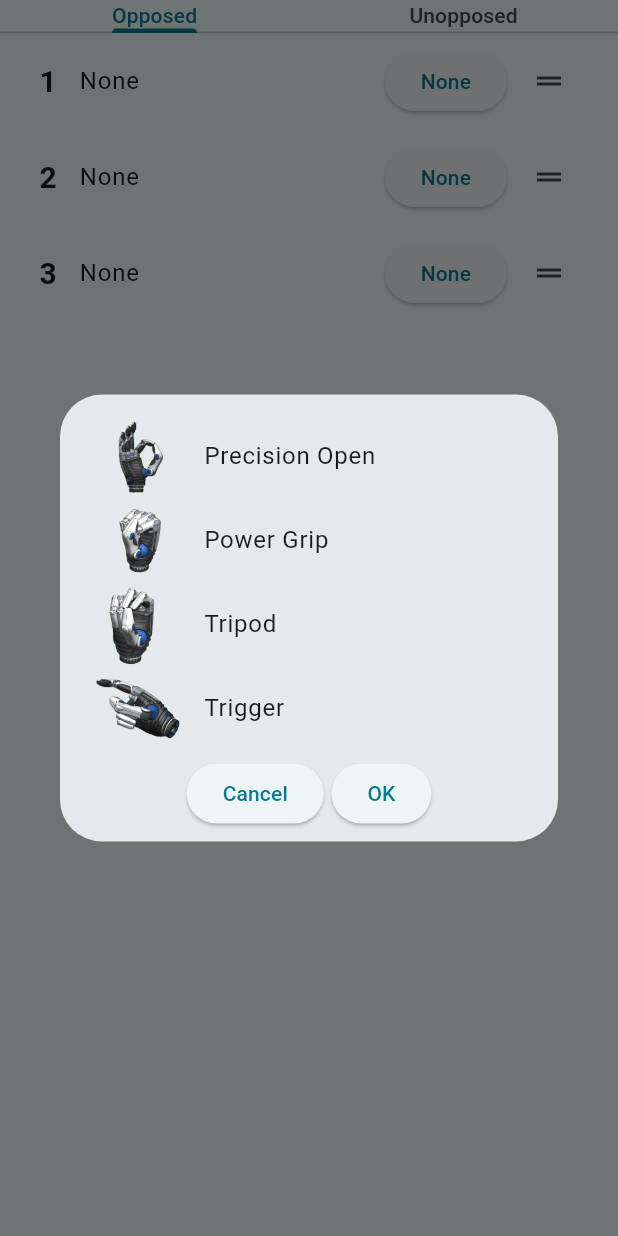
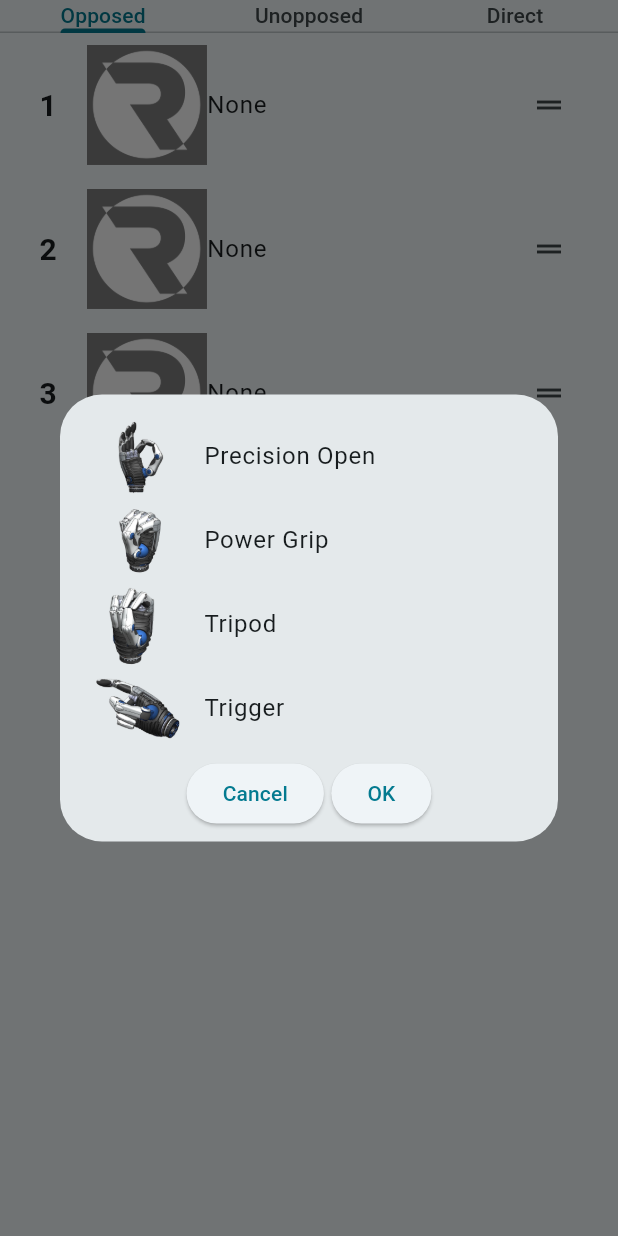
Before and after one commit to ms-840/bionic_interface_new, a Flutter app: the DoubleTypeList widget shown alone on an empty page, opened directly, after a tap on an icon or button, on a phone screen of 412 x 824 dp. Run offline on Flutter 3.47's test engine with Material 3 defaults, Android fonts, the phone set to English and light mode, and no system bars; our stand-ins replace fl_chart, flutter_blue_plus, permission_handler; missing offline and left inert: flutter_reactive_ble.

Commit message:
restructuring and edits for new preferences page

```diff
--- a/lib/screens/grip_preferences.dart
+++ b/lib/screens/grip_preferences.dart
@@ -3,6 +3,8 @@ import 'dart:ui';
 import 'package:provider/provider.dart';
 import 'package:bionic_interface/general_handler.dart';
 import 'package:bionic_interface/grip_trigger_action.dart';
+import 'grip_preferences_auxiliary/grip_dialog.dart';
+import 'grip_preferences_auxiliary/trigger_dialog.dart';
 
 
 class GripSettings2 extends StatelessWidget{
@@ -126,7 +128,26 @@ class SingleTypeList extends StatelessWidget{
 
   @override
   Widget build (BuildContext context){
-    return const ReorderableGripList(listType: "Combined");
+    return const DefaultTabController(
+        length: 2,
+        child:  Column(
+          children: [
+            TabBar(
+              tabs: [
+                Text("Grips"),
+                Text("Direct"),
+              ],
+            ),
+            Expanded(
+              child: TabBarView(
+                children: [
+                  ReorderableGripList(listType: "Combined"),
+                  DirectGripList(),
+                ],
+              ),
+            ),
+          ],
+        ));
   }
 }
 
@@ -135,15 +156,15 @@ class DoubleTypeList extends StatelessWidget{
 
   @override
   Widget build (BuildContext context){
-    //TODO: this should be more like a list view thing
     return const DefaultTabController(
-        length: 2,
+        length: 3,
         child:  Column(
           children: [
              TabBar(
                 tabs: [
                   Text("Opposed"),
                   Text("Unopposed"),
+                  Text("Direct"),
                 ],
             ),
             Expanded(
@@ -151,6 +172,7 @@ class DoubleTypeList extends StatelessWidget{
                   children: [
                     ReorderableGripList(listType: "Opposed"),
                     ReorderableGripList(listType: "Unopposed"),
+                    DirectGripList(),
                   ],
               ),
             ),
@@ -214,18 +236,22 @@ class _ReorderableGripListState extends State<ReorderableGripList>{
       case "Combined":
         _gripList = Map<String,HandAction>.from(generalHandler.currentUser.combinedActions);
         _gripList.remove("Next Grip");
-        allGrips =  generalHandler.gripPatterns;
+        allGrips = Map<String,Grip>.from(generalHandler.gripPatterns);
         allGrips.remove("None");
       default:
         _gripList = Map<String,HandAction>.from(generalHandler.currentUser.combinedActions);
         _gripList.remove("Next Grip");
-        allGrips =  generalHandler.gripPatterns;
+        allGrips =  Map<String,Grip>.from(generalHandler.gripPatterns);
         allGrips.remove("None");
     }
     _items = _gripList.values.toList(); // indeces of this will change
     _actionTitles = _gripList.keys.toList(); //indeces of this will be constant
 
-    return ReorderableListView(
+    return SingleChildScrollView(
+      scrollDirection: Axis.vertical,
+      child: Column(
+        children: [
+          ReorderableListView(
               padding: const EdgeInsets.symmetric(horizontal: 10),
               shrinkWrap: true,
               children: <Widget>[
@@ -238,8 +264,16 @@ class _ReorderableGripListState extends State<ReorderableGripList>{
                      children: [
                        Text(_actionTitles[index].substring(_actionTitles[index].length - 1),
                          style: const TextStyle(fontSize: 20, fontWeight: FontWeight.bold),),
-                 const SizedBox(width: 15,),
-                 Text(generalHandler.currentUser.gripForAction(_actionTitles[index]).name),
+                       const SizedBox(width: 20,),
+                       Image.asset(generalHandler.gripPatterns[generalHandler.currentUser.gripForAction(_actionTitles[index]).name]!.assetLocation,
+                         fit: BoxFit.contain,
+                         height: 80,),
+                       Expanded(
+                         child: SingleChildScrollView(
+                           scrollDirection: Axis.horizontal,
+                             child: Text(generalHandler.currentUser.gripForAction(_actionTitles[index]).name)),
+                       ),
+                       /*
                        const Spacer(),
                        ElevatedButton(
                          onPressed: () async{
@@ -261,6 +295,7 @@ class _ReorderableGripListState extends State<ReorderableGripList>{
                          },
                          child: Text(generalHandler.currentUser.triggerForAction(_actionTitles[index]).name),
                        )
+                       */
                      ],
                     ),
                     onTap: () async{
@@ -288,274 +323,52 @@ class _ReorderableGripListState extends State<ReorderableGripList>{
                   ),
               ],
               onReorder: (int oldIndex, int newIndex){
+                /* how this needs to work:
+                  when reordered, each of the Hand actions needs to to be re-attributed to the action titles
+                  so:
+                  1. figure out the indeces of the old hand action tiles -> that is _items
+                  2. reorder the tiles
+                  3. reattribute
+                 */
+                setState(() {
+                  //Reorder the tiles
+                  if (oldIndex < newIndex) {
+                    newIndex -= 1;
+                  }
+                  final HandAction item = _items.removeAt(oldIndex);
+                  _items.insert(newIndex, item);
+                });
 
+                //reattribute the hand actions to the actions
+                for(var (index, action) in _actionTitles.indexed){
+                  var newGrip = _items[index].grip;
+                  var newTrigger = _items[index].trigger;
+                  generalHandler.updateAction(action, newGrip, newTrigger);
+                }
               },
 
 
+          ),
+        ],
+      ),
     );
   }
 
 }
 
-class TriggerSettingDialog extends StatefulWidget{
+class DirectGripList extends StatefulWidget{
+  const DirectGripList({super.key});
 
-  final String action;
-  final String currentTrigger;
-  final Map<String, Trigger> gripTriggers;
-
-  const TriggerSettingDialog({super.key,
-    required this.action,
-    required this.currentTrigger,
-    required this.gripTriggers,
-  });
 
   @override
-  State<TriggerSettingDialog> createState() => _TriggerSettingsDialog();
-
+  State<DirectGripList> createState() => _DirectGripListState();
 }
 
-class _TriggerSettingsDialog extends State<TriggerSettingDialog>{
-
-  late String _action;
-  late String _currentTrigger;
-  late Map<String, Trigger> _gripTriggers;
-
-  @override
-  void initState(){
-    _action = widget.action;
-    _currentTrigger = widget.currentTrigger;
-    _gripTriggers = widget.gripTriggers;
-  }
-
-  void changeSelectedTrigger(String newTrigger){
-    setState(() {
-      _currentTrigger = newTrigger;
-    });
-  }
+class _DirectGripListState extends State<DirectGripList>{
 
   @override
   Widget build(BuildContext context){
-    var grips = context.watch<GeneralHandler>().gripPatterns;
-    return Dialog(
-      child: Padding(
-        padding: const EdgeInsets.all(8.0),
-        child: Column(
-          mainAxisAlignment: MainAxisAlignment.center,
-          mainAxisSize: MainAxisSize.min,
-          children: [
-            const SizedBox(height: 5,),
-            TriggersList(
-                currentTrigger: _currentTrigger,
-                gripTriggers: _gripTriggers,
-                changeCurrentTrigger: changeSelectedTrigger),
-            const SizedBox(height: 5,),
-            Row(
-              mainAxisAlignment: MainAxisAlignment.center,
-              children: [
-                ElevatedButton(
-                  onPressed: (){
-                    Navigator.pop(context);
-                  },
-                  child: const Text("Cancel"),
-                ),
-                const SizedBox(width: 5,),
-                ElevatedButton(
-                  onPressed: (){
-                    Navigator.pop(context, _currentTrigger);
-                  }, //return the new setting
-                  child: const Text("OK"),
-                ),
-              ],
-            )
-          ],
-        ),
-      ),
-    );
-  }
-}
-
-class TriggersList extends StatefulWidget{
-
-  final String currentTrigger;
-  final Map<String, Trigger> gripTriggers;
-  final Function(String newValue) changeCurrentTrigger;
-
-
-  const TriggersList({super.key,
-    required this.currentTrigger,
-    required this.gripTriggers,
-    required this.changeCurrentTrigger,
-  });
-
-  @override
-  State<TriggersList> createState() => _TriggersList();
-}
-
-class _TriggersList extends State<TriggersList>{
-
-  late String _currentTrigger;
-  late Map<String, Trigger> _gripTriggers;
-
-  @override
-  void initState(){
-    _currentTrigger = widget.currentTrigger;
-    _gripTriggers = widget.gripTriggers;
-  }
-
-  //TODO: ideally this should point out what it is currently used for? and maybe not let you set it? or remove the binding to the other
-  @override
-  Widget build(BuildContext context){
-    return ListView.builder(
-      itemCount: _gripTriggers.length,
-      shrinkWrap: true,
-      itemBuilder: (BuildContext context, int index){
-        String gripTrigger = _gripTriggers.keys.elementAt(index);
-        return ListTile(
-          title: Text(gripTrigger),
-          selected: gripTrigger == _currentTrigger,
-          //selectedColor: Theme.of(context).cardColor,
-          //tileColor: ,
-         // leading: const Text("image?"), //this should be the relevant image
-          visualDensity: const VisualDensity(horizontal: 0.0, vertical: 0.0),
-          onTap: (){
-            setState(() {
-              widget.changeCurrentTrigger(gripTrigger);
-              _currentTrigger = gripTrigger;
-            });
-          },
-
-        );
-      },
-    );
-  }
-}
-
-class GripSettingDialog extends StatefulWidget{
-
-  final String action;
-  final String currentGrip;
-  final Map<String, Grip> grips;
-
-  const GripSettingDialog({super.key,
-    required this.action,
-    required this.currentGrip,
-    required this.grips,
-  });
-
-  @override
-  State<GripSettingDialog> createState() => _GripSettingsDialog();
-
-}
-
-class _GripSettingsDialog extends State<GripSettingDialog>{
-
-  late String _action;
-  late String _currentGrip;
-  late Map<String, Grip> _grips;
-
-  @override
-  void initState(){
-    _action = widget.action;
-    _currentGrip = widget.currentGrip;
-    _grips = widget.grips;
-  }
-
-  void changeSelectedGrip(String newGrip){
-    setState(() {
-      _currentGrip = newGrip;
-    });
-  }
-
-  @override
-  Widget build(BuildContext context){
-    var grips = context.watch<GeneralHandler>().gripPatterns;
-    return Dialog(
-      child: Padding(
-        padding: const EdgeInsets.all(8.0),
-        child: Column(
-          mainAxisAlignment: MainAxisAlignment.center,
-          mainAxisSize: MainAxisSize.min,
-          children: [
-            const SizedBox(height: 5,),
-            GripList(
-                currentGrip: _currentGrip,
-                handGrips: _grips,
-                changeCurrentGrip: changeSelectedGrip),
-            const SizedBox(height: 5,),
-            Row(
-              mainAxisAlignment: MainAxisAlignment.center,
-              children: [
-                ElevatedButton(
-                  onPressed: (){
-                    Navigator.pop(context);
-                  },
-                  child: const Text("Cancel"),
-                ),
-                const SizedBox(width: 5,),
-                ElevatedButton(
-                  onPressed: (){
-                    Navigator.pop(context, _currentGrip);
-                  }, //return the new setting
-                  child: const Text("OK"),
-                ),
-              ],
-            )
-          ],
-        ),
-      ),
-    );
-  }
-}
-
-class GripList extends StatefulWidget{
-  final String currentGrip;
-  final Map<String, Grip> handGrips;
-  final Function(String newValue) changeCurrentGrip;
-
-
-  const GripList({super.key,
-    required this.currentGrip,
-    required this.handGrips,
-    required this.changeCurrentGrip,
-  });
-  @override
-  State<GripList> createState() => _GripList();
-}
-class _GripList extends State<GripList>{
-
-  late String _currentGrip;
-  late Map<String, Grip> _handGrips;
-
-  @override
-  void initState(){
-    _currentGrip = widget.currentGrip;
-    _handGrips = widget.handGrips;
-  }
-
-  @override
-  Widget build(BuildContext context){
-    return ListView.builder(
-      itemCount: _handGrips.length,
-      shrinkWrap: true,
-      itemBuilder: (BuildContext context, int index){
-        String handGrip = _handGrips.keys.elementAt(index);
-        return ListTile(
-          title: Text(handGrip),
-          selected: handGrip == _currentGrip,
-          //selectedColor: Theme.of(context).cardColor,
-          //tileColor: ,
-          leading: Image.asset(_handGrips[handGrip]!.assetLocation, fit: BoxFit.contain, height: 120,), //this should be the relevant image
-          visualDensity: const VisualDensity(horizontal: 0.0, vertical: 0.0),
-          onTap: (){
-            setState(() {
-              widget.changeCurrentGrip(handGrip);
-              _currentGrip = handGrip;
-            });
-          },
-
-        );
-      },
-    );
+    return const Text("This page is coming soon");
   }
 
 }
--- /dev/null
+++ b/lib/screens/grip_preferences_auxiliary/grip_dialog.dart
@@ -0,0 +1,136 @@
+import 'package:flutter/material.dart';
+import 'dart:ui';
+import 'package:provider/provider.dart';
+import 'package:bionic_interface/general_handler.dart';
+import 'package:bionic_interface/grip_trigger_action.dart';
+
+class GripSettingDialog extends StatefulWidget{
+
+  final String action;
+  final String currentGrip;
+  final Map<String, Grip> grips;
+
+  const GripSettingDialog({super.key,
+    required this.action,
+    required this.currentGrip,
+    required this.grips,
+  });
+
+  @override
+  State<GripSettingDialog> createState() => _GripSettingsDialog();
+
+}
+
+class _GripSettingsDialog extends State<GripSettingDialog>{
+
+  late String _action;
+  late String _currentGrip;
+  late Map<String, Grip> _grips;
+
+  @override
+  void initState(){
+    _action = widget.action;
+    _currentGrip = widget.currentGrip;
+    _grips = widget.grips;
+  }
+
+  void changeSelectedGrip(String newGrip){
+    setState(() {
+      _currentGrip = newGrip;
+    });
+  }
+
+  @override
+  Widget build(BuildContext context){
+    var grips = context.watch<GeneralHandler>().gripPatterns;
+    return Dialog(
+      child: Padding(
+        padding: const EdgeInsets.all(8.0),
+        child: Column(
+          mainAxisAlignment: MainAxisAlignment.center,
+          mainAxisSize: MainAxisSize.min,
+          children: [
+            const SizedBox(height: 5,),
+            GripList(
+                currentGrip: _currentGrip,
+                handGrips: _grips,
+                changeCurrentGrip: changeSelectedGrip),
+            const SizedBox(height: 5,),
+            Row(
+              mainAxisAlignment: MainAxisAlignment.center,
+              children: [
+                ElevatedButton(
+                  onPressed: (){
+                    Navigator.pop(context);
+                  },
+                  child: const Text("Cancel"),
+                ),
+                const SizedBox(width: 5,),
+                ElevatedButton(
+                  onPressed: (){
+                    Navigator.pop(context, _currentGrip);
+                  }, //return the new setting
+                  child: const Text("OK"),
+                ),
+              ],
+            )
+          ],
+        ),
+      ),
+    );
+  }
+}
+
+class GripList extends StatefulWidget{
+  final String currentGrip;
+  final Map<String, Grip> handGrips;
+  final Function(String newValue) changeCurrentGrip;
+
+
+  const GripList({super.key,
+    required this.currentGrip,
+    required this.handGrips,
+    required this.changeCurrentGrip,
+  });
+  @override
+  State<GripList> createState() => _GripList();
+}
+class _GripList extends State<GripList>{
+
+  late String _currentGrip;
+  late Map<String, Grip> _handGrips;
+
+  @override
+  void initState(){
+    _currentGrip = widget.currentGrip;
+    _handGrips = widget.handGrips;
+  }
+
+  @override
+  Widget build(BuildContext context){
+    return ListView.builder(
+      scrollDirection: Axis.vertical,
+      itemCount: _handGrips.length,
+      shrinkWrap: true,
+      itemBuilder: (BuildContext context, int index){
+        String handGrip = _handGrips.keys.elementAt(index);
+        return ListTile(
+          title: Text(handGrip),
+          selected: handGrip == _currentGrip,
+          //selectedColor: Theme.of(context).cardColor,
+          //tileColor: ,
+          leading: Image.asset(_handGrips[handGrip]!.assetLocation, fit: BoxFit.contain, height: 120,), //this should be the relevant image
+          visualDensity: const VisualDensity(horizontal: 0.0, vertical: 0.0),
+          onTap: (){
+            setState(() {
+              widget.changeCurrentGrip(handGrip);
+              _currentGrip = handGrip;
+            });
+          },
+
+        );
+      },
+    );
+  }
+
+}
--- a/lib/user/user.dart
+++ b/lib/user/user.dart
@@ -10,11 +10,14 @@ class User{
 
   late final String _userName;
   String name = ""; //not sure if this is necessary
+
+  //todo: need to change access types to clinician, editor, viewer
   bool _adminAccess = false;
   bool _childLock = false; //not sure yet if this is necessary
 
 
   Map<Grip,Trigger> _gripSettings = {}; //Format gripName:ruleName
+
 
   Map<String, HandAction> combinedActions = {
     "Next Grip" : HandAction(),
@@ -23,6 +26,7 @@ class User{
     "Grip 3" : HandAction(),
   };
 
+  //TODO: rethink how i structure this for new settings page
   Map<String, HandAction> unOpposedActions = {
     "Next Grip" : HandAction(),
     "Opposed Grip 1" : HandAction(),
```
Also changed, not shown: lib/screens/grip_preferences_auxiliary/trigger_dialog.dart (added, +138 -0 lines). Lines whose indentation alone changed are shown as unchanged.
